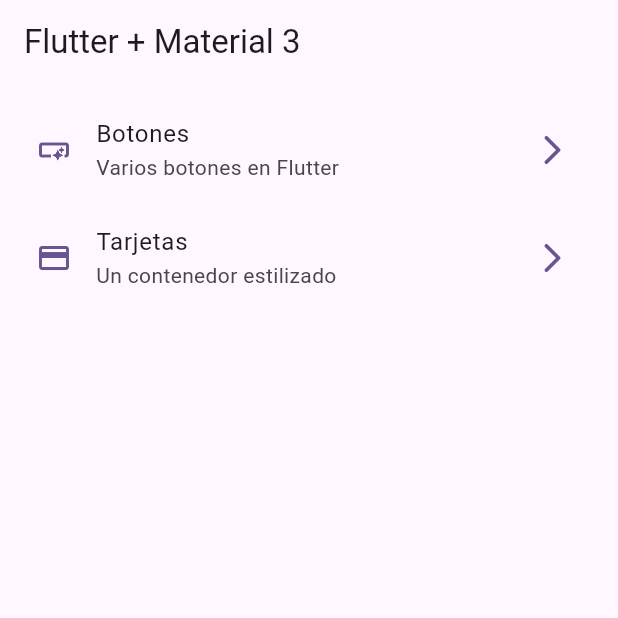
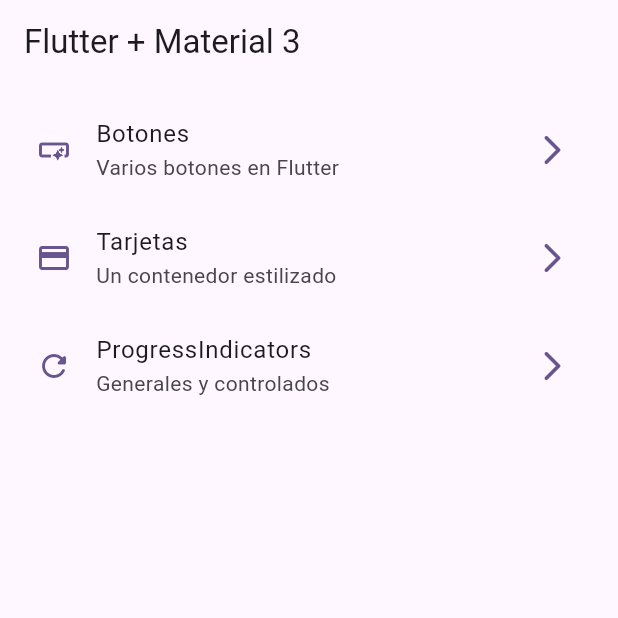
Before and after one commit to 4nacs4/Flutter-widgets-app, a Flutter app: the screen it shows after launch, on a phone screen of 412 x 824 dp, the top half of it. Run offline on Flutter 3.47's test engine with Material 2 defaults, Android fonts, the phone set to English and light mode, and no system bars; our stand-ins replace go_router.

Commit message:
progress indicators finished

```diff
--- a/lib/config/menu/menu_items.dart
+++ b/lib/config/menu/menu_items.dart
@@ -23,5 +23,10 @@ const appMenuItems = <MenuItem>[
       title: 'Tarjetas',
       subTitle: 'Un contenedor estilizado',
       link: '/cards',
-      icon: Icons.credit_card)
+      icon: Icons.credit_card),
+  MenuItem(
+      title: 'ProgressIndicators',
+      subTitle: 'Generales y controlados',
+      link: '/progress',
+      icon: Icons.refresh_rounded)
 ];
--- a/lib/config/router/app_router.dart
+++ b/lib/config/router/app_router.dart
@@ -20,5 +20,10 @@ final appRouter = GoRouter(
       name: CardsScreen.name,
       builder: (context, state) => const CardsScreen(),
     ),
+    GoRoute(
+      path: '/progress',
+      name: ProgressScreen.name,
+      builder: (context, state) => const ProgressScreen(),
+    ),
   ],
 );
```
Also changed, not shown: lib/presentation/screens/progress/progress_screen.dart (+69 -1 lines).
